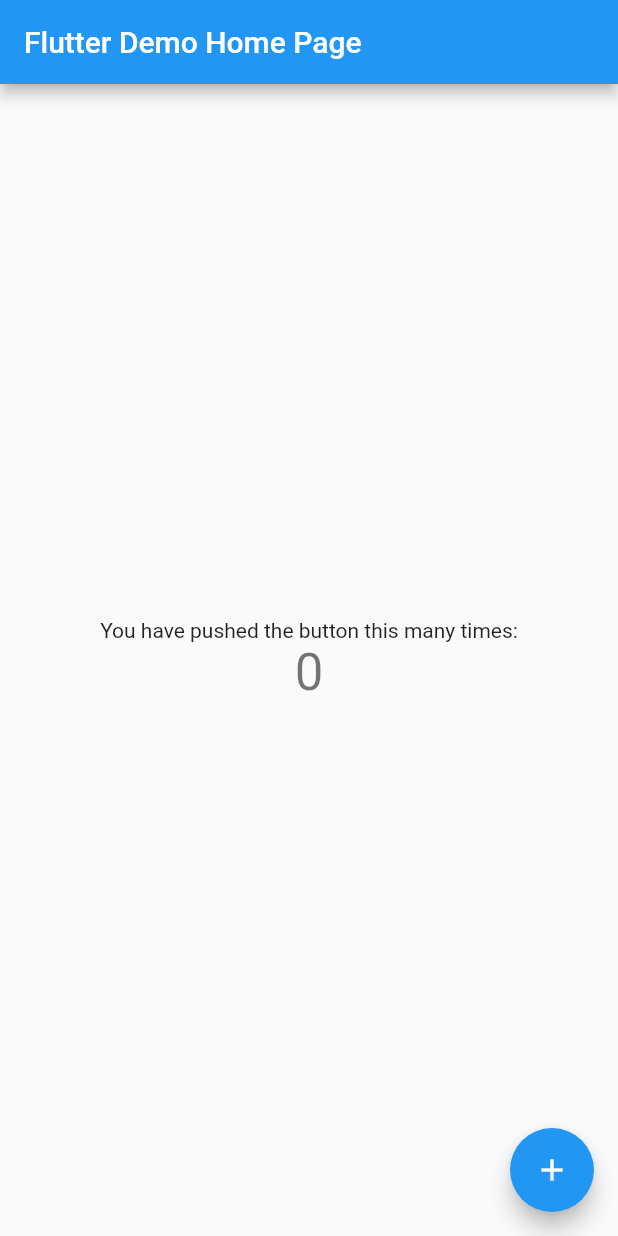
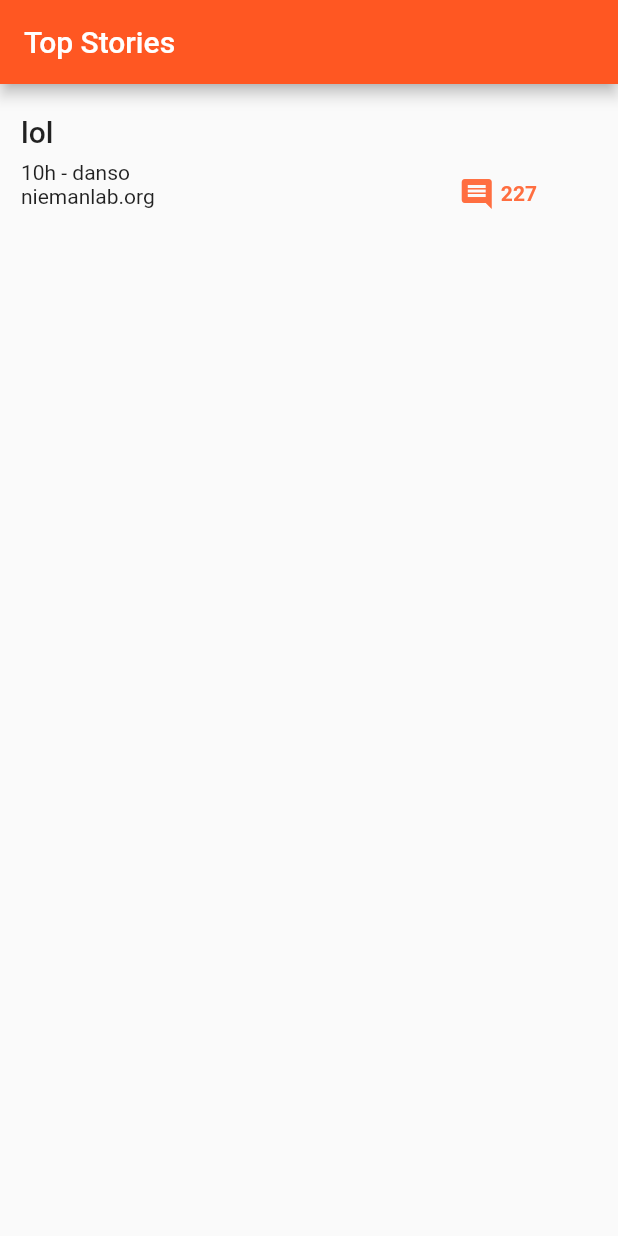
Before and after one commit to choyg/hn, a Flutter app: the screen it shows after launch, on a phone screen of 412 x 824 dp. Run offline on Flutter 3.47's test engine with Material 2 defaults, Android fonts, the phone set to English and light mode, and no system bars.

Commit message:
Giant WIP

```diff
--- /dev/null
+++ b/lib/api/hn_api.dart
@@ -0,0 +1,19 @@
+import 'dart:async';
+import 'dart:convert';
+import '../entities/item.dart';
+
+import 'package:http/http.dart' as http;
+
+const host = 'https://hacker-news.firebaseio.com/v0';
+
+Future<List<Item>> getTopStories() async {
+  var client = new http.Client();
+  var url = "$host/topstories.json";
+  client.get(url).then((response) => json.decode(response.body))
+}
+
+Future<Item> getItem(id, {http.Client client}) async {
+  var url = "$host/item/$id";
+  var response = client==null ? await http.get(url) : await client.get(url);
+  return Item.fromJson(json.decode(response.body));
+}
--- /dev/null
+++ b/lib/entities/item.dart
@@ -0,0 +1,21 @@
+class Item {
+  int id;
+  bool deleted;
+  String type;
+  String by;
+  int time;
+  String text;
+  bool dead;
+  int parent;
+  int poll;
+  List<int> kids;
+  String url;
+  int score;
+  String title;
+  List<int> parts;
+  int descendants;
+
+  Item fromJson(String json) {
+
+  }
+}
--- /dev/null
+++ b/lib/entities/story.dart
@@ -0,0 +1,15 @@
+class Story {
+  int id;
+  bool deleted;
+  String by;
+  int time;
+  String text;
+  bool dead;
+  int parent;
+  List<int> kids;
+  String url;
+  int score;
+  String title;
+  List<int> parts;
+  int descendants;
+}
--- a/lib/main.dart
+++ b/lib/main.dart
@@ -1,4 +1,6 @@
 import 'package:flutter/material.dart';
+import './entities/item.dart';
+import './api/hn_api.dart';
 
 void main() => runApp(new MyApp());
 
@@ -7,7 +9,7 @@ class MyApp extends StatelessWidget {
   @override
   Widget build(BuildContext context) {
     return new MaterialApp(
-      title: 'Flutter Demo',
+      title: 'Hacker News',
       theme: new ThemeData(
         // This is the theme of your application.
         //
@@ -17,9 +19,9 @@ class MyApp extends StatelessWidget {
         // "hot reload" (press "r" in the console where you ran "flutter run",
         // or press Run > Flutter Hot Reload in IntelliJ). Notice that the
         // counter didn't reset back to zero; the application is not restarted.
-        primarySwatch: Colors.blue,
+        primarySwatch: Colors.deepOrange,
       ),
-      home: new MyHomePage(title: 'Flutter Demo Home Page'),
+      home: new MyHomePage(title: 'Top Stories'),
     );
   }
 }
@@ -43,17 +45,12 @@ class MyHomePage extends StatefulWidget {
 }
 
 class _MyHomePageState extends State<MyHomePage> {
-  int _counter = 0;
+  List<Item> threads = [];
 
-  void _incrementCounter() {
-    setState(() {
-      // This call to setState tells the Flutter framework that something has
-      // changed in this State, which causes it to rerun the build method below
-      // so that the display can reflect the updated values. If we changed
-      // _counter without calling setState(), then the build method would not be
-      // called again, and so nothing would appear to happen.
-      _counter++;
-    });
+  @override
+  void initState() {
+    super.initState();
+    getTopStories();
   }
 
   @override
@@ -70,40 +67,69 @@ class _MyHomePageState extends State<MyHomePage> {
           // the App.build method, and use it to set our appbar title.
           title: new Text(widget.title),
         ),
-      body: new Center(
-        // Center is a layout widget. It takes a single child and positions it
-        // in the middle of the parent.
+        body: getThreadsBody());
+  }
+
+  Widget getThreadsBody() {
+    //if (threads.length == 0) return new Center(child: new CircularProgressIndicator());
+    return new ListView.builder(
+      padding: new EdgeInsets.all(8.0),
+      itemCount: 1,
+      itemBuilder: (BuildContext context, int index) {
+        return new InkWell(
+            onTap: () => print("Retrieving article from row $index..."),
+            child: new Container(
+                margin: const EdgeInsets.symmetric(horizontal: 6.0),
                 child: new Column(
-          // Column is also layout widget. It takes a list of children and
-          // arranges them vertically. By default, it sizes itself to fit its
-          // children horizontally, and tries to be as tall as its parent.
-          //
-          // Invoke "debug paint" (press "p" in the console where you ran
-          // "flutter run", or select "Toggle Debug Paint" from the Flutter tool
-          // window in IntelliJ) to see the wireframe for each widget.
-          //
-          // Column has various properties to control how it sizes itself and
-          // how it positions its children. Here we use mainAxisAlignment to
-          // center the children vertically; the main axis here is the vertical
-          // axis because Columns are vertical (the cross axis would be
-          // horizontal).
-          mainAxisAlignment: MainAxisAlignment.center,
+                  crossAxisAlignment: CrossAxisAlignment.start,
+                  children: <Widget>[
+                    new Container(
+                      margin: const EdgeInsets.only(top: 12.0),
+                      child: new Text("lol",
+                          overflow: TextOverflow.fade, //TODO customize story text theme
+                          style: Theme.of(context).textTheme.title),
+                    ),
+                    new Row(mainAxisAlignment: MainAxisAlignment.spaceBetween, children: <Widget>[
+                      new Container(
+                        margin: const EdgeInsets.symmetric(vertical: 2.0),
+                        child: new Column(
+                            crossAxisAlignment: CrossAxisAlignment.start,
                             children: <Widget>[
                               new Text(
-              'You have pushed the button this many times:',
+                                "10h - danso",
+                                overflow: TextOverflow.clip, //TODO customize story text theme
+                                style: Theme.of(context).textTheme.body1,
                               ),
                               new Text(
-              '$_counter',
-              style: Theme.of(context).textTheme.display1,
+                                "niemanlab.org",
+                                overflow: TextOverflow.clip, //TODO customize story text theme
+                                style: Theme.of(context).textTheme.body1,
+                              )
+                            ]),
                       ),
+                      new InkWell(
+                          onTap: () => print("Retrieving comments from row $index"),
+                          child: Container(
+                              padding: const EdgeInsets.only(top: 18.0, bottom: 6.0, left: 32.0),
+                              child: new Row(children: <Widget>[
+                                const Icon(
+                                  Icons.comment,
+                                  color: Colors.deepOrangeAccent,
+                                ),
+                                new Container(
+                                  margin: const EdgeInsets.only(left: 4.0, right: 40.0),
+                                  child: new Text(
+                                    "227",
+                                    style: TextStyle(
+                                        color: Colors.deepOrangeAccent,
+                                        fontWeight: FontWeight.w600),
+                                  ),
+                                )
+                              ])))
+                    ]),
                   ],
-        ),
-      ),
-      floatingActionButton: new FloatingActionButton(
-        onPressed: _incrementCounter,
-        tooltip: 'Increment',
-        child: new Icon(Icons.add),
-      ), // This trailing comma makes auto-formatting nicer for build methods.
+                )));
+      },
     );
   }
 }
```
Lines whose indentation alone changed are shown as unchanged.
